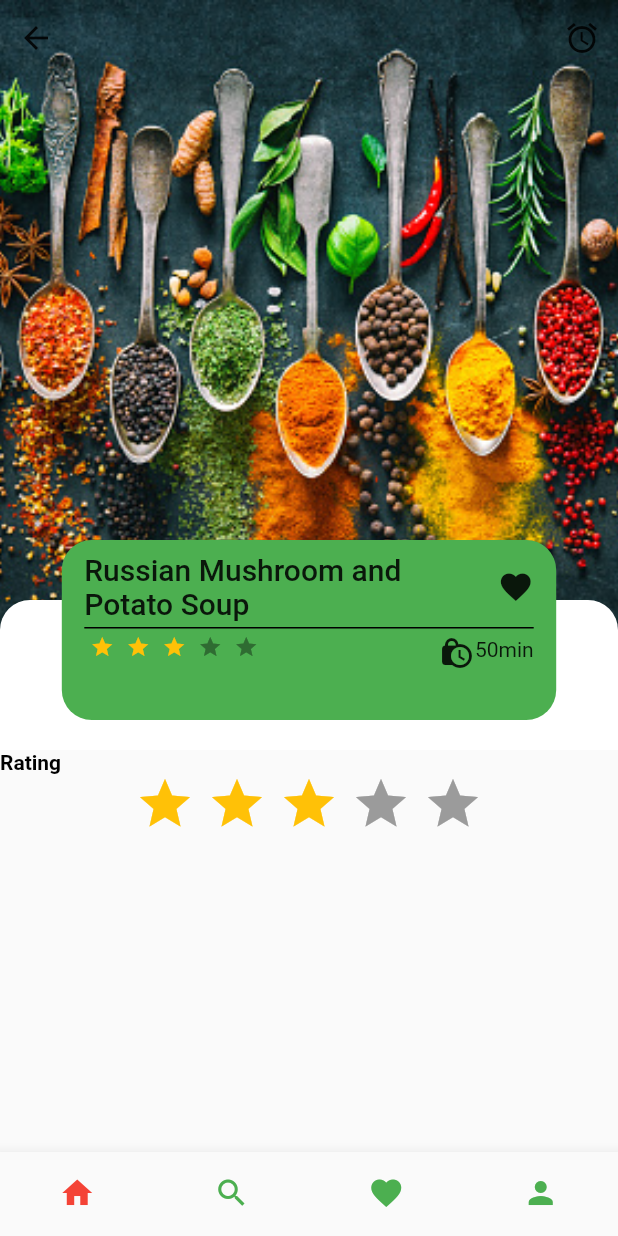
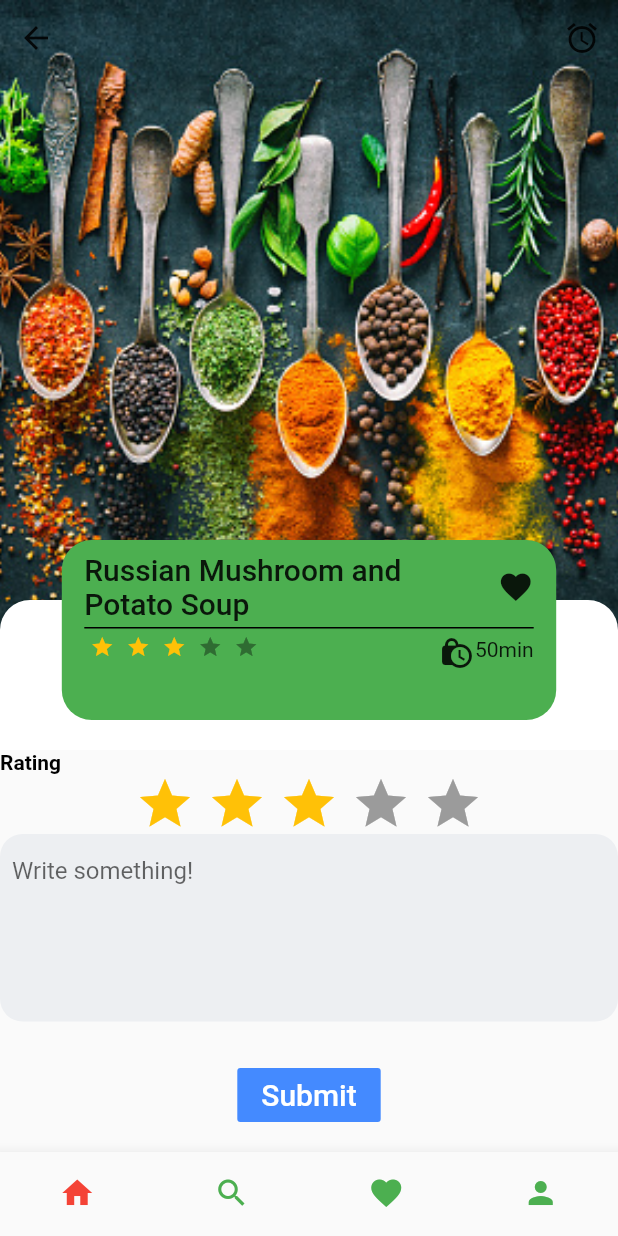
Before and after one commit to bishnusilwal/Recipe_Mobile_Frontend, a Flutter app: the screen it shows after launch, swiped to page 3, on a phone screen of 412 x 824 dp. Run offline on Flutter 3.47's test engine with Material 2 defaults, Android fonts, the phone set to English and light mode, and no system bars; drawn by our look-alikes of flutter_rating_bar.

Commit message:
rating  page UI design

```diff
--- a/lib/screens/home_screen.dart
+++ b/lib/screens/home_screen.dart
@@ -150,6 +150,7 @@ class _HomeScreenState extends State<HomeScreen> {
           ),
           SearchScreen(),
           RatingReviewScreen(),
+
           //RegisterScreen(),
           // SearchScreen(),
           //DetailsScreen(),
--- a/lib/screens/rating_review_screen.dart
+++ b/lib/screens/rating_review_screen.dart
@@ -1,5 +1,6 @@
 import 'package:flutter/material.dart';
 import 'package:flutter_rating_bar/flutter_rating_bar.dart';
+import 'package:recipe_mobile_frontend/widget/colors.dart';
 //import 'package:flutter_rating_bar/flutter_rating_bar.dart';
 
 class RatingReviewScreen extends StatefulWidget {
@@ -178,7 +179,36 @@ class _RatingReviewScreenState extends State<RatingReviewScreen> {
                 ),
               ],
             ),
-            ratingBar
+            ratingBar,
+            Container(
+              padding: EdgeInsets.symmetric(horizontal: 8.0, vertical: 3.0),
+              decoration: BoxDecoration(
+                borderRadius: BorderRadius.circular(15.0),
+                color: inputBoxColor,
+              ),
+              child: TextFormField(
+                // controller: controller,
+                // keyboardType: keyboardType,
+                // obscureText: isInvisible!,
+                maxLines: 5,
+                decoration: const InputDecoration(
+                  hintText: "Write something!",
+                  border: InputBorder.none,
+                ),
+              ),
+            ),
+            Container(
+              margin: EdgeInsets.all(25),
+              child: FlatButton(
+                child: Text(
+                  'Submit',
+                  style: TextStyle(fontSize: 20.0),
+                ),
+                color: Colors.blueAccent,
+                textColor: Colors.white,
+                onPressed: () {},
+              ),
+            ),
           ],
         )),
       ),
```
